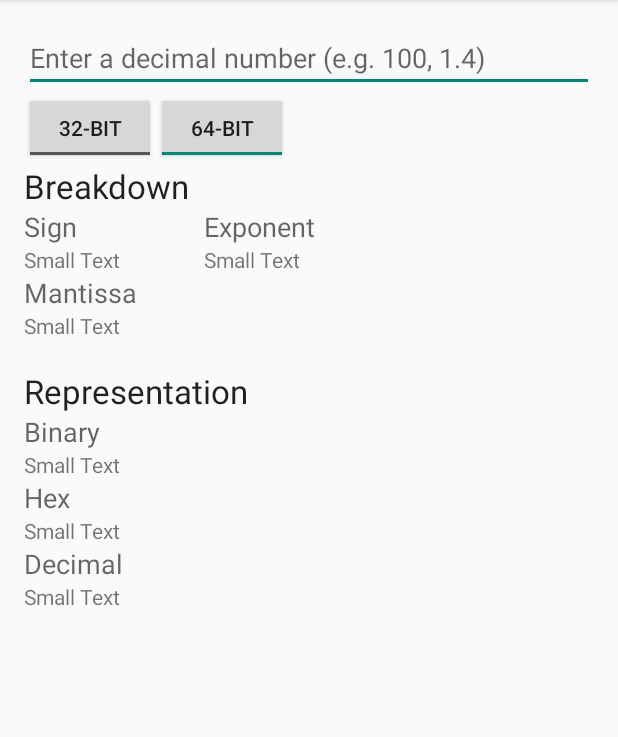
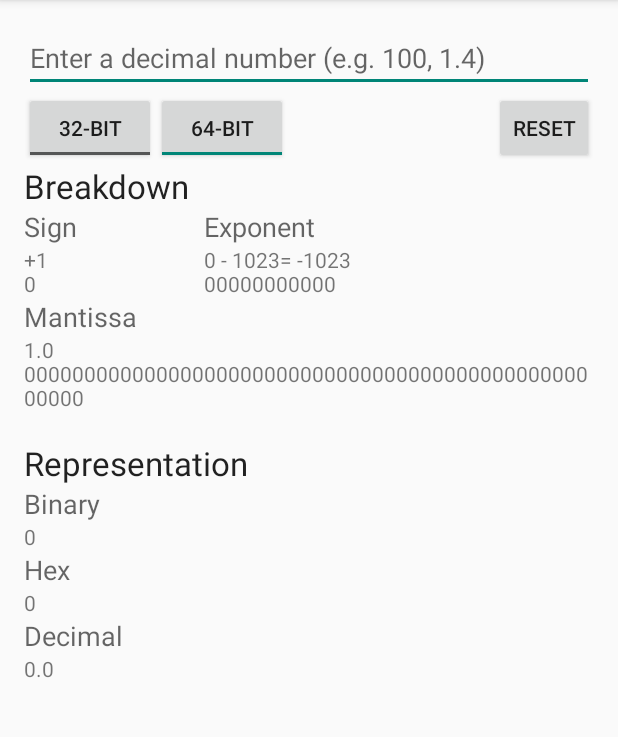
Before and after one commit to macalinao/IEEE754Converter, an Android app: the screen it shows after launch (MainActivity), in the options menu, after a tap on "Settings", on a phone screen of 412 x 824 dp, the part 84-821 px from its top. Run offline under Robolectric (Android 15) with nearby library versions, the phone set to English and light mode, and no system bars.

Commit message:
Add reset button

```diff
--- a/app/src/main/java/pw/ian/ieee754converter/MainActivity.java
+++ b/app/src/main/java/pw/ian/ieee754converter/MainActivity.java
@@ -75,6 +75,10 @@ public class MainActivity extends ActionBarActivity {
         long digits, sign, exponent, mantissa;
         try {
             number = Double.parseDouble(((EditText) findViewById(R.id.number)).getText().toString());
+        } catch (NumberFormatException ex) {
+            // Reset on invalid number
+            number = 0;
+        }
 
         digits = is32Bit ? // Get the binary representation
                 Float.floatToRawIntBits((float) number) :
@@ -91,11 +95,6 @@ public class MainActivity extends ActionBarActivity {
         mantissa = is32Bit ?
                 (digits & 0x7fffff) : // last 23 bits
                 (digits & 0x1fffffffffffffl); // last 53 bits
-        } catch (NumberFormatException ex) {
-            // Reset on invalid number
-            digits = sign = exponent = mantissa = 0;
-            return;
-        }
 
         // Sign
         String signStr = (sign == 1 ? "-1" : "+1") + "\n"
@@ -131,6 +130,11 @@ public class MainActivity extends ActionBarActivity {
                 Float.toString((float) number) : Double.toString(number));
     }
 
+    public void reset(View view) {
+        ((TextView) findViewById(R.id.number)).setText("");
+        recalculate();
+    }
+
     @Override
     public boolean onCreateOptionsMenu(Menu menu) {
         // Inflate the menu; this adds items to the action bar if it is present.
--- a/app/src/main/res/layout/activity_main.xml
+++ b/app/src/main/res/layout/activity_main.xml
@@ -115,9 +115,9 @@
         android:layout_alignParentTop="true"
         android:layout_alignParentLeft="true"
         android:layout_alignParentStart="true"
+        android:hint="@string/enter_number"
         android:layout_alignParentRight="true"
-        android:layout_alignParentEnd="true"
-        android:hint="@string/enter_number" />
+        android:layout_alignParentEnd="true" />
 
     <TextView
         android:layout_width="wrap_content"
@@ -190,4 +190,15 @@
         android:layout_alignParentLeft="true"
         android:layout_alignParentStart="true" />
 
+    <Button
+        style="?android:attr/buttonStyleSmall"
+        android:layout_width="wrap_content"
+        android:layout_height="wrap_content"
+        android:text="@string/reset"
+        android:id="@+id/resetButton"
+        android:layout_below="@+id/number"
+        android:layout_alignParentRight="true"
+        android:layout_alignParentEnd="true"
+        android:onClick="reset" />
+
 </RelativeLayout>
--- a/app/src/main/res/values/strings.xml
+++ b/app/src/main/res/values/strings.xml
@@ -6,6 +6,7 @@
     <string name="enter_number">Enter a decimal number (e.g. 100, 1.4)</string>
     <string name="x32">32-bit</string>
     <string name="x64">64-bit</string>
+    <string name="reset">Reset</string>
 
     <string name="breakdown">Breakdown</string>
     <string name="sign">Sign</string>
```
Lines whose indentation alone changed are shown as unchanged.
